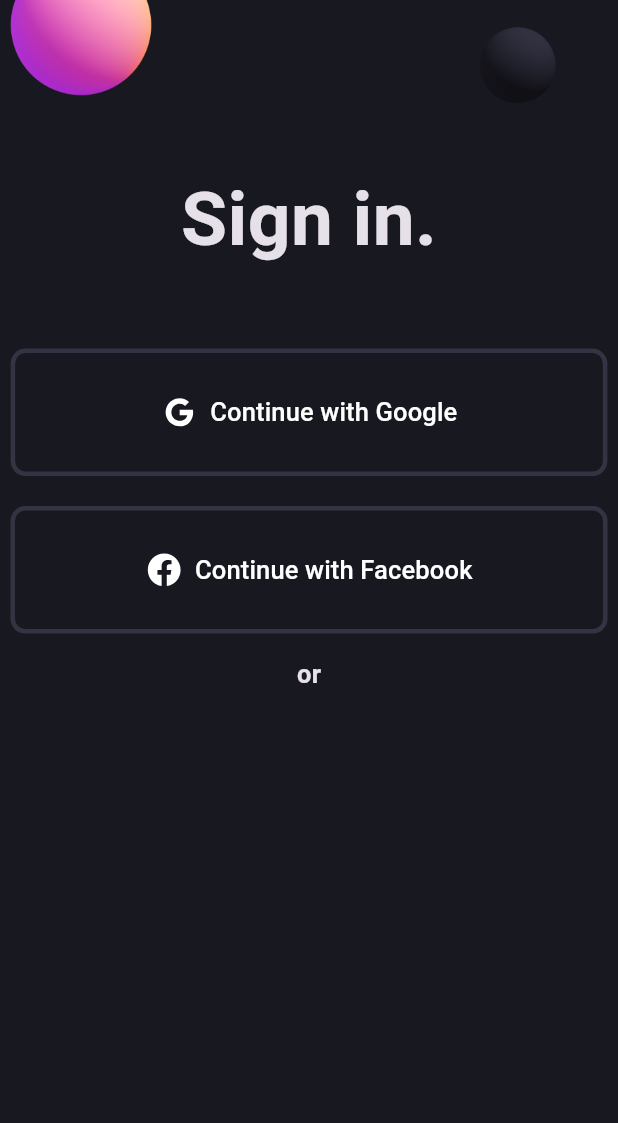
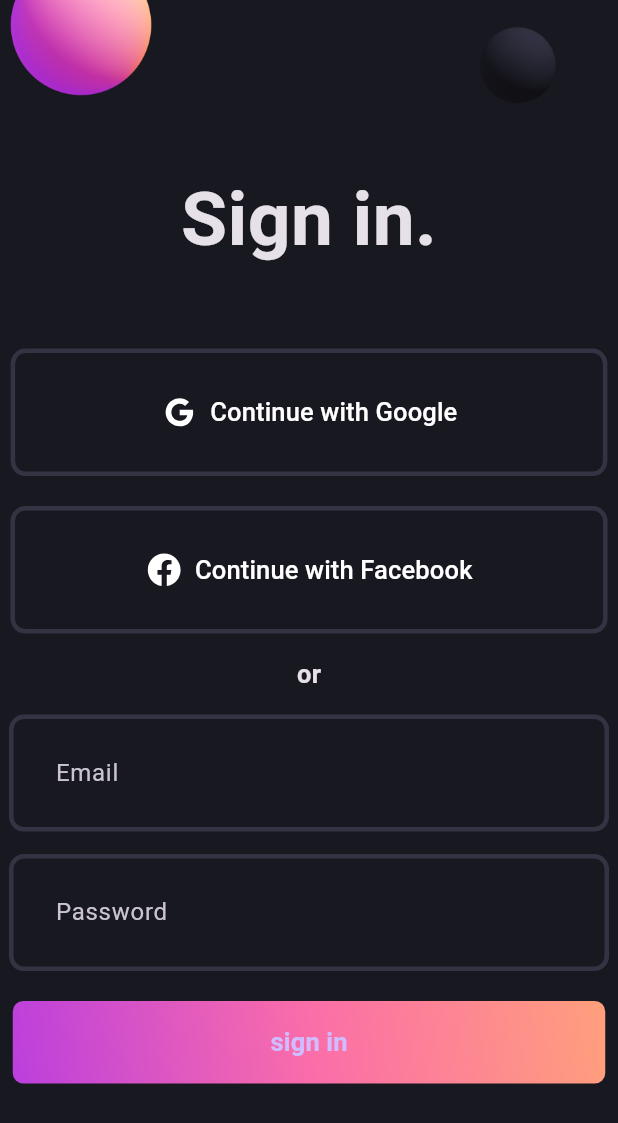
Before and after one commit to wanshmain/major-project, a Flutter app: the screen it shows after launch, on a phone screen of 412 x 824 dp. Shown: the top 1123 px of the screen. Run offline on Flutter 3.47's test engine with Material 3 defaults, Android fonts, the phone set to English and light mode, and no system bars; our stand-ins replace flutter_svg.

Commit message:
login page frontend completed

```diff
--- a/lib/login_screen.dart
+++ b/lib/login_screen.dart
@@ -1,4 +1,6 @@
 import 'package:flutter/material.dart';
+import 'package:major_project/widgets/gradient_button.dart';
+import 'package:major_project/widgets/login_field.dart';
 import 'package:major_project/widgets/social_button.dart';
 
 class LoginScreen extends StatelessWidget {
@@ -11,6 +13,9 @@ class LoginScreen extends StatelessWidget {
         child: Center(
           child: Column(
             children: [
+              // const SizedBox(
+              //   height: 50,
+              // ),
               Image.asset('assets/images/signin_balls.png'),
               const Text(
                 'Sign in.',
@@ -46,6 +51,19 @@ class LoginScreen extends StatelessWidget {
               const SizedBox(
                 height: 15,
               ),
+              const LoginField(
+                hintText: 'Email',
+              ),
+              const SizedBox(
+                height: 15,
+              ),
+              const LoginField(
+                hintText: 'Password',
+              ),
+              const SizedBox(
+                height: 20,
+              ),
+              const GradientButton(),
             ],
           ),
         ),
--- /dev/null
+++ b/lib/widgets/gradient_button.dart
@@ -0,0 +1,39 @@
+import 'package:flutter/material.dart';
+import 'package:major_project/pallete.dart';
+
+class GradientButton extends StatelessWidget {
+  const GradientButton({Key? key}) : super(key: key);
+
+  @override
+  Widget build(BuildContext context) {
+    return Container(
+      decoration: BoxDecoration(
+        gradient: const LinearGradient(colors: [
+          Pallete.gradient1,
+          Pallete.gradient2,
+          Pallete.gradient3,
+        ],
+        begin: Alignment.bottomLeft,
+        end: Alignment.topRight,
+
+        ),
+        borderRadius: BorderRadius.circular(7),
+      ),
+      child: ElevatedButton(
+        onPressed: () {},
+        style: ElevatedButton.styleFrom(
+          fixedSize: const Size(395, 55),
+          backgroundColor: Colors.transparent,
+          shadowColor: Colors.transparent,
+        ),
+        child: const Text(
+          'sign in',
+          style: TextStyle(
+            fontWeight: FontWeight.w600,
+            fontSize: 17,
+          ),
+        ),
+      ),
+    );
+  }
+}
--- /dev/null
+++ b/lib/widgets/login_field.dart
@@ -0,0 +1,31 @@
+import 'package:flutter/material.dart';
+import 'package:flutter/widgets.dart';
+import 'package:major_project/pallete.dart';
+
+class LoginField extends StatelessWidget {
+  final String hintText;
+  const LoginField({Key? key,required this.hintText}) : super(key: key);
+
+  @override
+  Widget build(BuildContext context) {
+    return ConstrainedBox(
+      constraints: const BoxConstraints(
+        maxWidth: 400,
+      ),
+      child: TextFormField(
+        decoration: InputDecoration(
+          contentPadding: const EdgeInsets.all(27),
+          enabledBorder: OutlineInputBorder(
+            borderSide: const BorderSide(color: Pallete.borderColor, width: 3),
+            borderRadius: BorderRadius.circular(10),
+          ),
+          focusedBorder: OutlineInputBorder(
+            borderSide: const BorderSide(color: Pallete.gradient2, width: 3),
+            borderRadius: BorderRadius.circular(10),
+          ),
+          hintText: hintText,
+        ),
+      ),
+    );
+  }
+}
```
